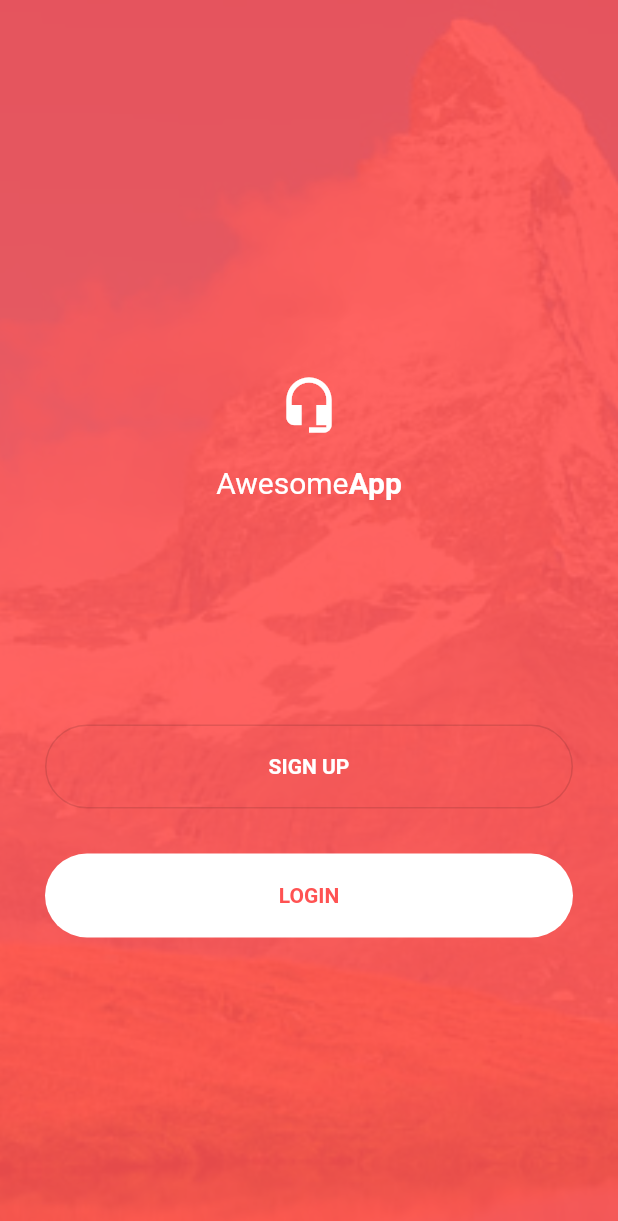
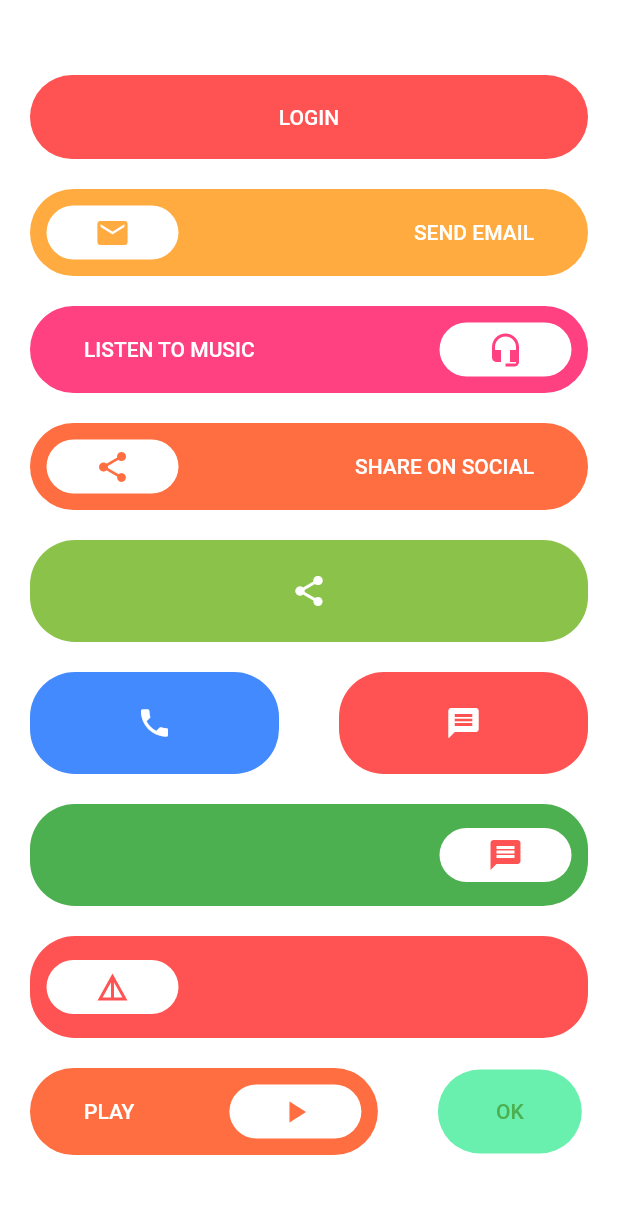
Before and after one commit to passiondriven/FlutterScreens, a Flutter app: the screen it shows after launch, on a phone screen of 412 x 824 dp. Shown: the top 1221 px of the screen. Run offline on Flutter 3.47's test engine with Material 2 defaults, Android fonts, the phone set to English and light mode, and no system bars.

Commit message:
Added Buttons - Simple Round Button - Simple Round Icon Button - Simple Round Only Icon Button

```diff
--- /dev/null
+++ b/lib/Examples/buttons.dart
@@ -0,0 +1,128 @@
+import 'package:flutter/material.dart';
+import '../buttons/simple_round_button.dart';
+import '../buttons/simple_round_icon_button.dart';
+import '../buttons/simple_round_only_icon_button.dart';
+
+class ButtonExample extends StatelessWidget {
+  @override
+  Widget build(BuildContext context) {
+    return new Container(
+      padding: EdgeInsets.only(top: 30.0),
+      color: Colors.white,
+      height: MediaQuery.of(context).size.height,
+      child: new Column(
+        children: <Widget>[
+          SimpleRoundButton(
+            backgroundColor: Colors.redAccent,
+            buttonText: Text("LOGIN", style: TextStyle(
+                color: Colors.white
+            ),),
+            textColor: Colors.white,
+          ),
+
+          SimpleRoundIconButton(
+            backgroundColor: Colors.orangeAccent,
+            buttonText: Text("SEND EMAIL", style: TextStyle(
+                color: Colors.white
+            ),),
+            textColor: Colors.white,
+            icon: Icon(Icons.email),
+          ),
+
+          SimpleRoundIconButton(
+            backgroundColor: Colors.pinkAccent,
+            buttonText: Text("LISTEN TO MUSIC", style: TextStyle(
+                color: Colors.white
+            ),),
+            textColor: Colors.white,
+            icon: Icon(Icons.headset_mic),
+            iconAlignment: Alignment.centerRight,
+          ),
+
+          SimpleRoundIconButton(
+            backgroundColor: Colors.deepOrangeAccent,
+            buttonText: Text("SHARE ON SOCIAL", style: TextStyle(
+                color: Colors.white
+            ),),
+            textColor: Colors.white,
+            icon: Icon(Icons.share),
+          ),
+
+          SimpleRoundOnlyIconButton(
+            backgroundColor: Colors.lightGreen,
+            icon: Icon(Icons.share),
+            iconAlignment: Alignment.center,
+          ),
+
+          new Row(
+            children: <Widget>[
+              new Container(
+                width: MediaQuery.of(context).size.width * 0.5,
+                child: SimpleRoundOnlyIconButton(
+                  backgroundColor: Colors.blueAccent,
+                  icon: Icon(Icons.phone),
+                  iconAlignment: Alignment.center,
+                ),
+              ),
+
+              new Container(
+                width: MediaQuery.of(context).size.width * 0.5,
+                child: SimpleRoundOnlyIconButton(
+                  backgroundColor: Colors.redAccent,
+                  icon: Icon(Icons.message),
+                  iconAlignment: Alignment.center,
+                ),
+              ),
+
+            ],
+          ),
+
+          SimpleRoundOnlyIconButton(
+            backgroundColor: Colors.green,
+            icon: Icon(Icons.message),
+            iconColor: Colors.redAccent,
+            iconAlignment: Alignment.centerRight,
+          ),
+
+          SimpleRoundOnlyIconButton(
+            backgroundColor: Colors.redAccent,
+            icon: Icon(Icons.details),
+            iconColor: Colors.redAccent,
+            iconAlignment: Alignment.centerLeft,
+          ),
+
+
+          new Row(
+            children: <Widget>[
+              new Container(
+                width: MediaQuery.of(context).size.width * 0.66,
+                child: SimpleRoundIconButton(
+                  backgroundColor: Colors.deepOrangeAccent,
+                  buttonText: Text("PLAY", style: TextStyle(
+                      color: Colors.white
+                  ),),
+                  textColor: Colors.white,
+                  icon: Icon(Icons.play_arrow),
+                  iconAlignment: Alignment.centerRight,
+                ),
+              ),
+
+              new Container(
+                width: MediaQuery.of(context).size.width * 0.33,
+                child: SimpleRoundButton(
+                  backgroundColor: Colors.greenAccent,
+                  buttonText: Text("OK", style: TextStyle(
+                      color: Colors.green
+                  ),),
+                  textColor: Colors.white,
+                ),
+              ),
+            ],
+          ),
+
+
+        ],
+      ),
+    );
+  }
+}
--- /dev/null
+++ b/lib/buttons/simple_round_button.dart
@@ -0,0 +1,46 @@
+import 'package:flutter/material.dart';
+
+class SimpleRoundButton extends StatelessWidget {
+
+  final Color backgroundColor;
+  final Text buttonText;
+  final Color textColor;
+  final Function onPressed;
+
+  SimpleRoundButton({
+    this.backgroundColor,
+    this.buttonText,
+    this.textColor,
+    this.onPressed
+  });
+
+  @override
+  Widget build(BuildContext context) {
+    return Container(
+      margin: const EdgeInsets.only(top: 20.0),
+      padding: const EdgeInsets.only(left: 20.0, right: 20.0),
+      child: new Row(
+        children: <Widget>[
+          new Expanded(
+            child: FlatButton(
+              shape: new RoundedRectangleBorder(
+                  borderRadius: new BorderRadius.circular(30.0)),
+              splashColor: this.backgroundColor,
+              color: this.backgroundColor,
+              child: new Row(
+                mainAxisAlignment: MainAxisAlignment.center,
+                children: <Widget>[
+                  new Padding(
+                    padding: const EdgeInsets.only(top: 20.0, bottom: 20.0),
+                    child: buttonText,
+                  ),
+                ],
+              ),
+              onPressed: () => onPressed,
+            ),
+          ),
+        ],
+      ),
+    );
+  }
+}
--- /dev/null
+++ b/lib/buttons/simple_round_icon_button.dart
@@ -0,0 +1,99 @@
+import 'package:flutter/material.dart';
+
+class SimpleRoundIconButton extends StatelessWidget {
+
+  final Color backgroundColor;
+  final Text buttonText;
+  final Color textColor;
+  final Icon icon;
+  final Color iconColor;
+  final Alignment iconAlignment;
+  final Function onPressed;
+
+  SimpleRoundIconButton({
+    this.backgroundColor = Colors.redAccent,
+    this.buttonText = const Text("REQUIRED TEXT"),
+    this.textColor = Colors.white,
+    this.icon = const Icon(Icons.email),
+    this.iconColor,
+    this.iconAlignment = Alignment.centerLeft,
+    this.onPressed
+  });
+
+  @override
+  Widget build(BuildContext context) {
+    return Container(
+      margin: const EdgeInsets.only(top: 20.0),
+      padding: const EdgeInsets.only(left: 20.0, right: 20.0),
+      child: new Row(
+        children: <Widget>[
+          new Expanded(
+            child: FlatButton(
+              shape: new RoundedRectangleBorder(
+                  borderRadius: new BorderRadius.circular(30.0)),
+              splashColor: this.backgroundColor,
+              color: this.backgroundColor,
+              child: new Row(
+                children: <Widget>[
+
+                  iconAlignment == Alignment.centerLeft ? new Transform.translate(
+                    offset: Offset(-10.0, 0.0),
+                    child: new Container(
+                      padding: const EdgeInsets.all(5.0),
+                      child: FlatButton(
+                        shape: new RoundedRectangleBorder(
+                            borderRadius:
+                            new BorderRadius.circular(28.0)),
+                        splashColor: Colors.white,
+                        color: Colors.white,
+                        child: Icon(
+                          icon.icon,
+                          color: iconColor == null ? backgroundColor : iconColor,
+                        ),
+                        onPressed: () => {},
+                      ),
+                    ),
+                  ) : Container(),
+
+                  iconAlignment == Alignment.centerLeft ? new Expanded(
+                    child: Container(),
+                  ): Container(),
+
+                  new Padding(
+                    padding: const EdgeInsets.only(top: 20.0, bottom: 20.0, left: 20.0, right: 20.0),
+                    child: buttonText,
+                  ),
+
+                  iconAlignment == Alignment.centerRight ? new Expanded(
+                    child: Container(),
+                  ): Container(),
+
+                  iconAlignment == Alignment.centerRight ? new Transform.translate(
+                    offset: Offset(10.0, 0.0),
+                    child: new Container(
+                      padding: const EdgeInsets.all(5.0),
+                      child: FlatButton(
+                        shape: new RoundedRectangleBorder(
+                            borderRadius:
+                            new BorderRadius.circular(28.0)),
+                        splashColor: Colors.white,
+                        color: Colors.white,
+                        child: Icon(
+                          icon.icon,
+                          color: iconColor == null ? backgroundColor : iconColor,
+                        ),
+                        onPressed: () => {},
+                      ),
+                    ),
+                  ) : Container()
+
+                ],
+              ),
+              onPressed: () => onPressed,
+            ),
+          ),
+        ],
+      ),
+    );
+  }
+}
--- /dev/null
+++ b/lib/buttons/simple_round_only_icon_button.dart
@@ -0,0 +1,122 @@
+import 'package:flutter/material.dart';
+
+class SimpleRoundOnlyIconButton extends StatelessWidget {
+  final Color backgroundColor;
+  final Icon icon;
+  final Color iconColor;
+  final Alignment iconAlignment;
+  final Function onPressed;
+
+  SimpleRoundOnlyIconButton(
+      {this.backgroundColor = Colors.redAccent,
+      this.icon,
+      this.iconColor,
+      this.iconAlignment = Alignment.center,
+      this.onPressed});
+
+  MainAxisAlignment getMainAxisAlignment() {
+    if (this.iconAlignment == Alignment.center) {
+      return MainAxisAlignment.center;
+    } else if (this.iconAlignment == Alignment.centerLeft) {
+      return MainAxisAlignment.start;
+    } else if (this.iconAlignment == Alignment.centerRight) {
+      return MainAxisAlignment.end;
+    }
+    return MainAxisAlignment.center;
+  }
+
+  @override
+  Widget build(BuildContext context) {
+    return Container(
+      margin: const EdgeInsets.only(top: 20.0),
+      padding: const EdgeInsets.only(left: 20.0, right: 20.0),
+      child: new Row(
+        children: <Widget>[
+          new Expanded(
+            child: FlatButton(
+              shape: new RoundedRectangleBorder(
+                  borderRadius: new BorderRadius.circular(30.0)),
+              splashColor: this.backgroundColor,
+              color: this.backgroundColor,
+              child: new Row(
+                mainAxisAlignment: getMainAxisAlignment(),
+                children: <Widget>[
+                  iconAlignment == Alignment.center
+                      ? new Transform.translate(
+                          offset: Offset(0.0, 0.0),
+                          child: new Container(
+                            padding: const EdgeInsets.only(
+                                left: 5.0, right: 5.0, top: 10.0, bottom: 10.0),
+                            child: FlatButton(
+                              shape: new RoundedRectangleBorder(
+                                  borderRadius:
+                                      new BorderRadius.circular(28.0)),
+                              splashColor: backgroundColor,
+                              color: backgroundColor,
+                              child: Icon(
+                                icon.icon,
+                                color: iconColor == null ? Colors.white : iconColor,
+                              ),
+                              onPressed: () => {},
+                            ),
+                          ),
+                        )
+                      : Container(),
+                  iconAlignment == Alignment.centerLeft
+                      ? new Transform.translate(
+                          offset: Offset(-10.0, 0.0),
+                          child: new Container(
+                            padding: const EdgeInsets.only(
+                                left: 5.0, right: 5.0, top: 10.0, bottom: 10.0),
+                            child: FlatButton(
+                              shape: new RoundedRectangleBorder(
+                                  borderRadius:
+                                      new BorderRadius.circular(28.0)),
+                              splashColor: Colors.white,
+                              color: Colors.white,
+                              child: Icon(
+                                icon.icon,
+                                color: iconColor == null ? Colors.white : iconColor,
+                              ),
+                              onPressed: () => {},
+                            ),
+                          ),
+                        )
+                      : Container(),
+                  iconAlignment == Alignment.centerRight ||
+                          iconAlignment == Alignment.centerLeft
+                      ? Expanded(
+                          child: Container(),
+                        )
+                      : Container(),
+                  iconAlignment == Alignment.centerRight
+                      ? new Transform.translate(
+                          offset: Offset(10.0, 0.0),
+                          child: new Container(
+                            padding: const EdgeInsets.only(
+                                left: 5.0, right: 5.0, top: 10.0, bottom: 10.0),
+                            child: FlatButton(
+                              shape: new RoundedRectangleBorder(
+                                  borderRadius:
+                                      new BorderRadius.circular(28.0)),
+                              splashColor: Colors.white,
+                              color: Colors.white,
+                              child: Icon(
+                                icon.icon,
+                                color: this.iconColor,
+                              ),
+                              onPressed: () => {},
+                            ),
+                          ),
+                        )
+                      : Container()
+                ],
+              ),
+              onPressed: () => onPressed,
+            ),
+          ),
+        ],
+      ),
+    );
+  }
+}
--- a/lib/login_screen_3.dart
+++ b/lib/login_screen_3.dart
@@ -819,8 +819,8 @@ class _LoginScreen3State extends State<LoginScreen3>
     //controller_0To1.forward(from: 0.0);
     _controller.animateToPage(
       0,
-      duration: Duration(milliseconds: 400),
-      curve: Curves.bounceInOut,
+      duration: Duration(milliseconds: 800),
+      curve: Curves.bounceOut,
     );
   }
 
@@ -828,12 +828,12 @@ class _LoginScreen3State extends State<LoginScreen3>
     //controller_minus1To0.reverse(from: 0.0);
     _controller.animateToPage(
       2,
-      duration: Duration(milliseconds: 400),
-      curve: Curves.bounceInOut,
+      duration: Duration(milliseconds: 800),
+      curve: Curves.bounceOut,
     );
   }
 
-  PageController _controller = new PageController(initialPage: 1);
+  PageController _controller = new PageController(initialPage: 1, viewportFraction: 1.0);
 
   @override
   Widget build(BuildContext context) {
--- a/lib/main.dart
+++ b/lib/main.dart
@@ -1,7 +1,6 @@
 import 'package:flutter/material.dart';
-import 'login_screen_1.dart';
-import 'login_screen_2.dart';
-import 'login_screen_3.dart';
+import 'package:flutter_login_screens/Examples/buttons.dart';
+
 
 void main() => runApp(new MyApp());
 
@@ -14,6 +13,7 @@ class MyApp extends StatelessWidget {
         primarySwatch: Colors.blue,
       ),
       home: new MyHomePage(),
+      debugShowCheckedModeBanner: false,
     );
   }
 }
@@ -29,6 +29,8 @@ class _MyHomePageState extends State<MyHomePage> {
     return Scaffold(
       backgroundColor: Colors.white,
       body: new SingleChildScrollView(
+        child: ButtonExample(),
+        )
 //        child: LoginScreen1(
 //          primaryColor: Color(0xFF4aa0d5),
 //          backgroundColor: Colors.white,
@@ -41,8 +43,7 @@ class _MyHomePageState extends State<MyHomePage> {
 //          foregroundColor: Colors.white,
 //          logo: new AssetImage("assets/images/full-bloom.png"),
 //        ),
-          child: LoginScreen3()
-      ),
+//          child: LoginScreen3()
     );
   }
 }
```
Also changed, not shown: 1 other file.
